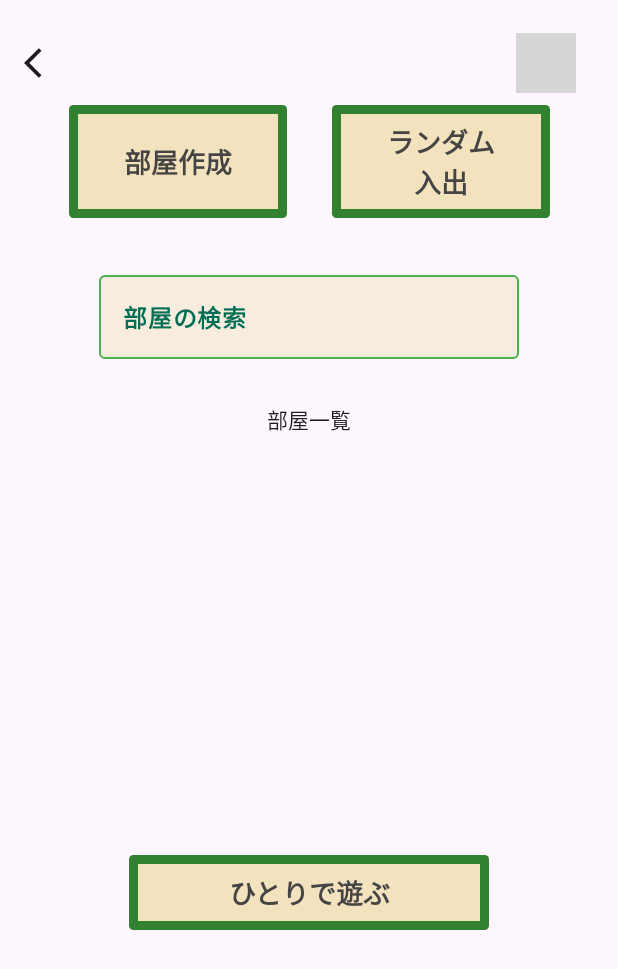
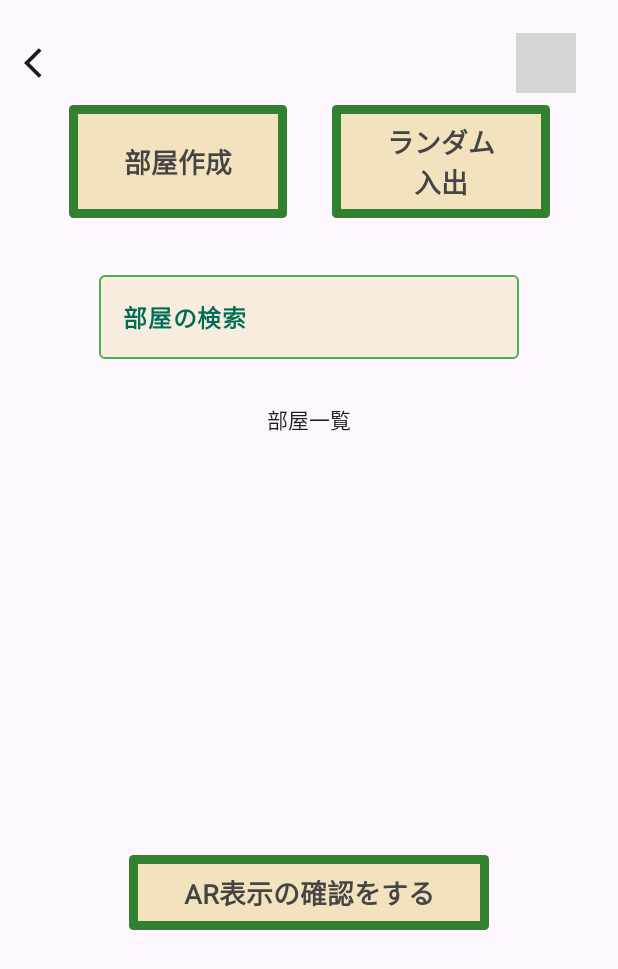
Before and after one commit to syuwattopi-nattu/KARTAR, an Android app built with Jetpack Compose: the RoomListScreen screen opened through its navigation route, on a phone screen of 412 x 824 dp. Shown: the top 969 px of the screen. Run offline under Robolectric (Android 15) with nearby library versions, the phone set to English and light mode, and no system bars; our stand-ins replace Firebase (no records; nobody signed in at launch, a user with empty details on screens opened directly); pictures from the network do not load; Roboto replaces fonts that are not available here; grey boxes are pictures that could not be loaded.

Commit message:
id検索できた

```diff
--- a/app/src/main/java/com/example/kartar/controller/RoomCreateViewModel.kt
+++ b/app/src/main/java/com/example/kartar/controller/RoomCreateViewModel.kt
@@ -69,7 +69,7 @@ class RoomCreateViewModel(context: Context) : ViewModel() {
     val playerInformation = mutableStateOf<List<Pair<String, String>>>(listOf())
 
     init {
-        roomUid.value = UUID.randomUUID().toString().replace("-", "")
+        roomUid.value = UUID.randomUUID().toString().replace("-", "").substring(0, 16)
         getKartaDir(context = context)
     }
 
--- a/app/src/main/java/com/example/kartar/view/screen/playKarta/RoomList.kt
+++ b/app/src/main/java/com/example/kartar/view/screen/playKarta/RoomList.kt
@@ -63,7 +63,7 @@ fun RoomListScreen(
             ) {
                 RowButtons(navController = navController, roomCreateViewModel = roomCreateViewModel, roomListViewModel = roomListViewModel)
                 Spacer(modifier = Modifier.height(30.dp))
-                RoomSearchBox(roomListViewModel = roomListViewModel)
+                RoomSearchBox(roomListViewModel = roomListViewModel, roomCreateViewModel = roomCreateViewModel, navController = navController)
                 Spacer(modifier = Modifier.height(30.dp))
                 Text(text = "部屋一覧")
                 RoomListColumn(roomListViewModel = roomListViewModel, navController, roomCreateViewModel)
@@ -115,11 +115,17 @@ private fun RandomEnterRoomButton(roomListViewModel: RoomListViewModel, roomCrea
 }
 
 @Composable
-fun RoomSearchBox(roomListViewModel: RoomListViewModel) {
+fun RoomSearchBox(roomListViewModel: RoomListViewModel, roomCreateViewModel: RoomCreateViewModel, navController: NavController) {
+    val context = LocalContext.current
     SimpleEditField(
         value = roomListViewModel.searchKeyword.value,
-        placeholder = "1～20文字で入力してください",
-        onClick = { newValue -> roomListViewModel.onSearchBoxChange(newValue) },
+        placeholder = "1～16文字で入力してください",
+        onClick = { newValue -> roomListViewModel.onSearchBoxChange(
+            newValue,
+            context = context,
+            roomCreateViewModel = roomCreateViewModel,
+            navController = navController
+            ) },
         isError = false,
         label = "部屋の検索"
     )
@@ -180,7 +186,7 @@ fun SoloPlayButton(navController: NavController) {
             .height(50.dp)
             .width(240.dp),
         onClick = { navController.navigate("soloSetup") },
-        text = "ひとりで遊ぶ",
+        text = "AR表示の確認をする",
         fontSize = 18,
         border = 6
     )
```
Also changed, not shown: app/src/main/java/com/example/kartar/controller/RoomListViewModel.kt (+53 -2 lines), app/src/main/java/com/example/kartar/view/AugmentedActivity.kt (+4 -4 lines), app/src/main/java/com/example/kartar/view/screen/playKarta/StandByRoom.kt (+37 -5 lines).
